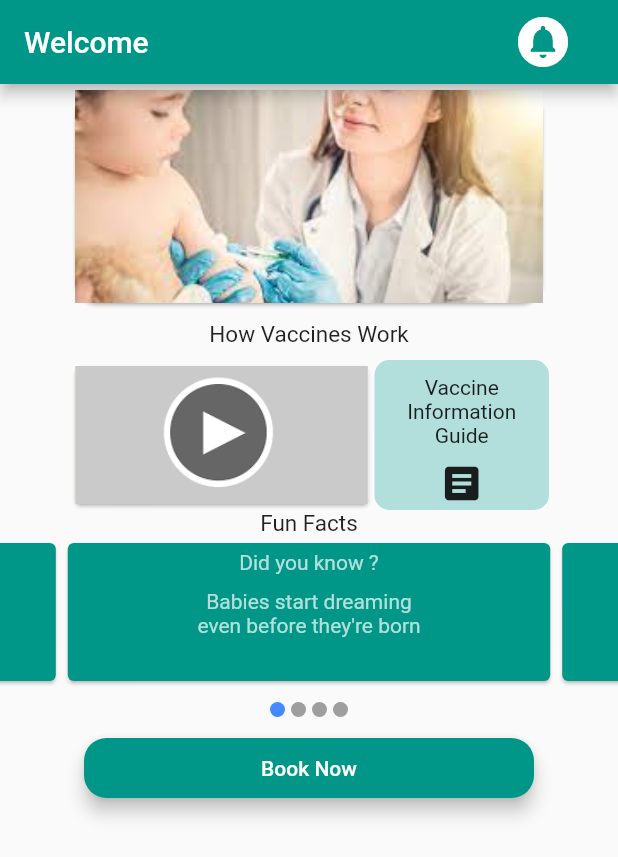
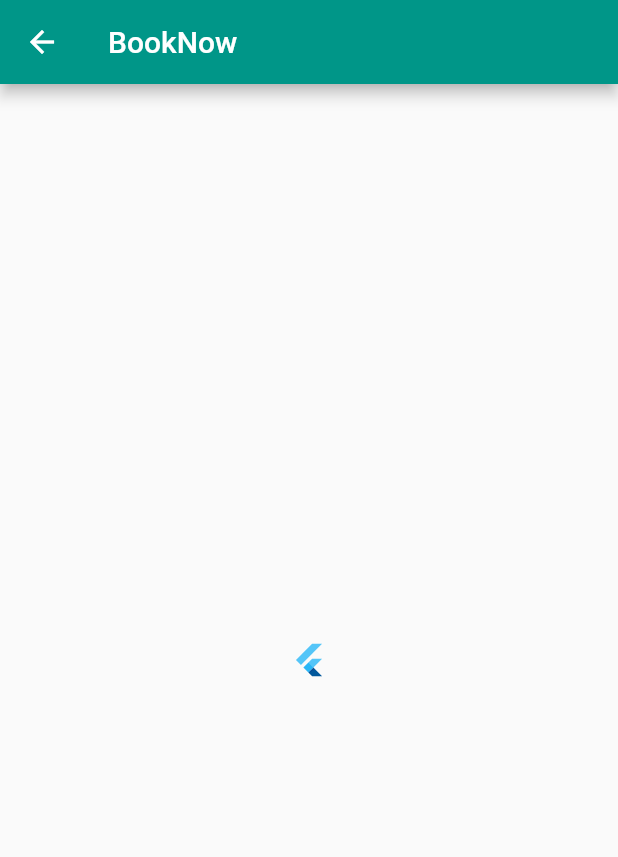
Before and after one commit to NollySasha/NollyAndLyle, a Flutter app: the screen it shows after launch, after a tap on "Book Now", on a phone screen of 412 x 824 dp. Shown: the top 857 px of the screen. Run offline on Flutter 3.47's test engine with Material 2 defaults, Android fonts, the phone set to English and light mode, and no system bars; drawn by our look-alikes of carousel_slider.

Commit message:
[Nolly] added Navigation functionality, added visibilility to BookNow button & NotificationsIcon

```diff
--- /dev/null
+++ b/flutter_homepage_project/lib/book_now.dart
@@ -0,0 +1,18 @@
+import 'package:flutter/material.dart';
+
+class BookNow extends StatelessWidget {
+  const BookNow({ Key? key }) : super(key: key);
+
+  @override
+  Widget build(BuildContext context) {
+    return Scaffold(
+      body: Center(
+        child: FlutterLogo()
+        ),
+    appBar: AppBar(
+      title: const Text('BookNow'),
+    ),
+    );
+  }
+
+}
--- a/flutter_homepage_project/lib/main.dart
+++ b/flutter_homepage_project/lib/main.dart
@@ -1,7 +1,8 @@
-import 'dart:html';
-
 import 'package:flutter/material.dart';
 import 'carousel.dart';
+import 'vaccine_info_guide.dart';
+import 'book_now.dart';
+import 'notifications.dart';
 
 void main() {
   runApp(const MyApp());
@@ -15,6 +16,7 @@ class MyApp extends StatelessWidget {
   Widget build(BuildContext context) {
     return MaterialApp(
       theme: ThemeData(primarySwatch: Colors.teal),
+      debugShowCheckedModeBanner: false,
       home: const MyHomePage(),
     );
   }
@@ -28,6 +30,14 @@ class MyHomePage extends StatefulWidget {
 }
 
 class _MyHomePageState extends State<MyHomePage> {
+   late bool isLoggedIn;
+
+@override
+  void initState() {
+   isLoggedIn = true;
+   super.initState();
+  }
+
   @override
   Widget build(BuildContext context) {
     return Scaffold(
@@ -35,9 +45,17 @@ class _MyHomePageState extends State<MyHomePage> {
           actions: [
             Padding(
               padding: const EdgeInsets.only(right: 30),
+              child: Visibility(
+                visible: isLoggedIn,
                 child: IconButton(
-                  onPressed: () {},
+                    onPressed: () {
+                      Navigator.push(
+                     context,
+                        MaterialPageRoute(builder: (context) => Notifications()),
+                  );
+                    },
                     icon: Icon(Icons.circle_notifications, size: 40)),
+              ),
             )
           ],
           title: const Text('Welcome'),
@@ -85,7 +103,12 @@ class _MyHomePageState extends State<MyHomePage> {
                                       textAlign: TextAlign.center),
                                   IconButton(
                                     icon: const Icon(Icons.article, size: 30.0),
-                                    onPressed: () {},
+                                    onPressed: (){
+                                        Navigator.push(
+                                          context,
+                                            MaterialPageRoute(builder: (context) => VaccineInfoGuide()),
+                                      );
+                                    },
                                   )
                                 ],
                               ),
@@ -99,15 +122,24 @@ class _MyHomePageState extends State<MyHomePage> {
           Text("Fun Facts",
               style: TextStyle(fontSize: 15.0), textAlign: TextAlign.left),
           Carousel(),
-          ElevatedButton(
-              onPressed: () {},
+          Visibility(
+            visible: isLoggedIn,
+            child: ElevatedButton(
+                onPressed: () {
+                   Navigator.push(
+                     context,
+                        MaterialPageRoute(builder: (context) => BookNow()),
+                  );
+                },
                 child: Text("Book Now"),
                 style: ElevatedButton.styleFrom(
                     fixedSize: Size(300, 40),
                     primary: Colors.teal,
                     elevation: 5.0,
                     shape: RoundedRectangleBorder(
-                      borderRadius: BorderRadius.circular(15.0))))
+                        borderRadius: BorderRadius.circular(15.0)))),
+          )
         ]));
   }
+
 }
```
Also changed, not shown: flutter_homepage_project/lib/notifications.dart (added, +17 -0 lines), flutter_homepage_project/lib/vaccine_info_guide.dart (added, +19 -0 lines). Lines whose indentation alone changed are shown as unchanged.
